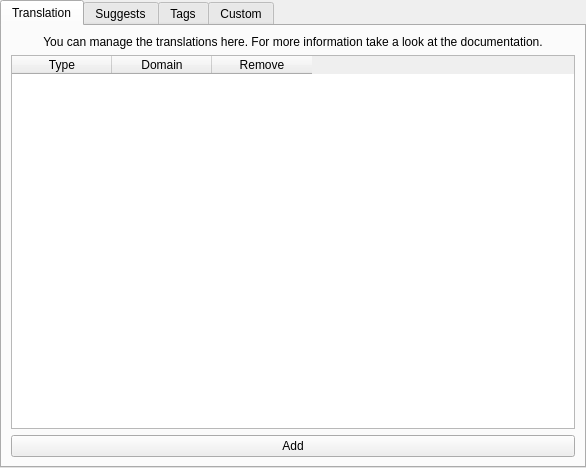
Above: jdAppdataEdit/AdvancedWidget.ui from JakobDev/jdAppStreamEdit before the change. Below: the same form after it.
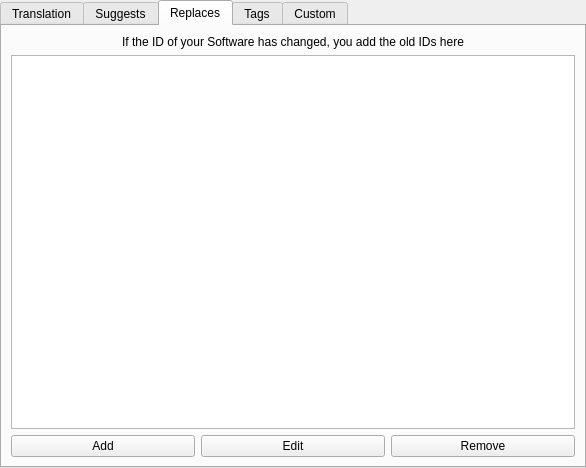
That is the form after the change.

```diff
--- a/jdAppdataEdit/AdvancedWidget.ui
+++ b/jdAppdataEdit/AdvancedWidget.ui
@@ -29,7 +29,7 @@
    <item>
     <widget class="QTabWidget" name="tab_widget">
      <property name="currentIndex">
-      <number>0</number>
+      <number>2</number>
      </property>
      <widget class="QWidget" name="translation_tab">
       <attribute name="title">
@@ -129,6 +129,58 @@
        </item>
       </layout>
      </widget>
+     <widget class="QWidget" name="tab">
+      <attribute name="title">
+       <string>Replaces</string>
+      </attribute>
+      <layout class="QVBoxLayout" name="verticalLayout_6">
+       <item>
+        <widget class="QLabel" name="label_5">
+         <property name="text">
+          <string>If the ID of your Software has changed, you add the old IDs here</string>
+         </property>
+         <property name="alignment">
+          <set>Qt::AlignCenter</set>
+         </property>
+         <property name="wordWrap">
+          <bool>true</bool>
+         </property>
+        </widget>
+       </item>
+       <item>
+        <widget class="QListWidget" name="replaces_list">
+         <property name="dragDropMode">
+          <enum>QAbstractItemView::InternalMove</enum>
+         </property>
+        </widget>
+       </item>
+       <item>
+        <layout class="QHBoxLayout" name="horizontalLayout_2">
+         <item>
+          <widget class="QPushButton" name="replaces_add_button">
+           <property name="text">
+            <string>Add</string>
+           </property>
+          </widget>
+         </item>
+         <item>
+          <widget class="QPushButton" name="replaces_edit_button">
+           <property name="text">
+            <string>Edit</string>
+           </property>
+          </widget>
+         </item>
+         <item>
+          <widget class="QPushButton" name="replaces_remove_button">
+           <property name="text">
+            <string>Remove</string>
+           </property>
+          </widget>
+         </item>
+        </layout>
+       </item>
+      </layout>
+     </widget>
      <widget class="QWidget" name="tags_tab">
       <attribute name="title">
        <string>Tags</string>
```
